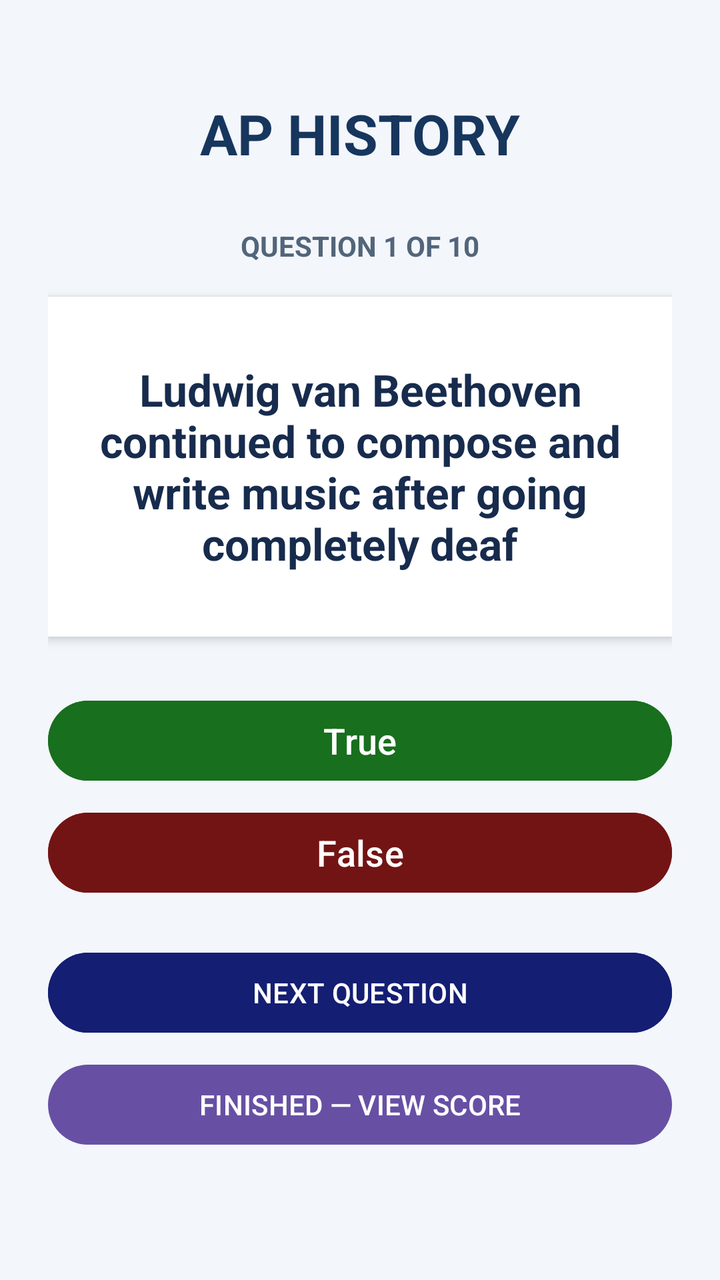
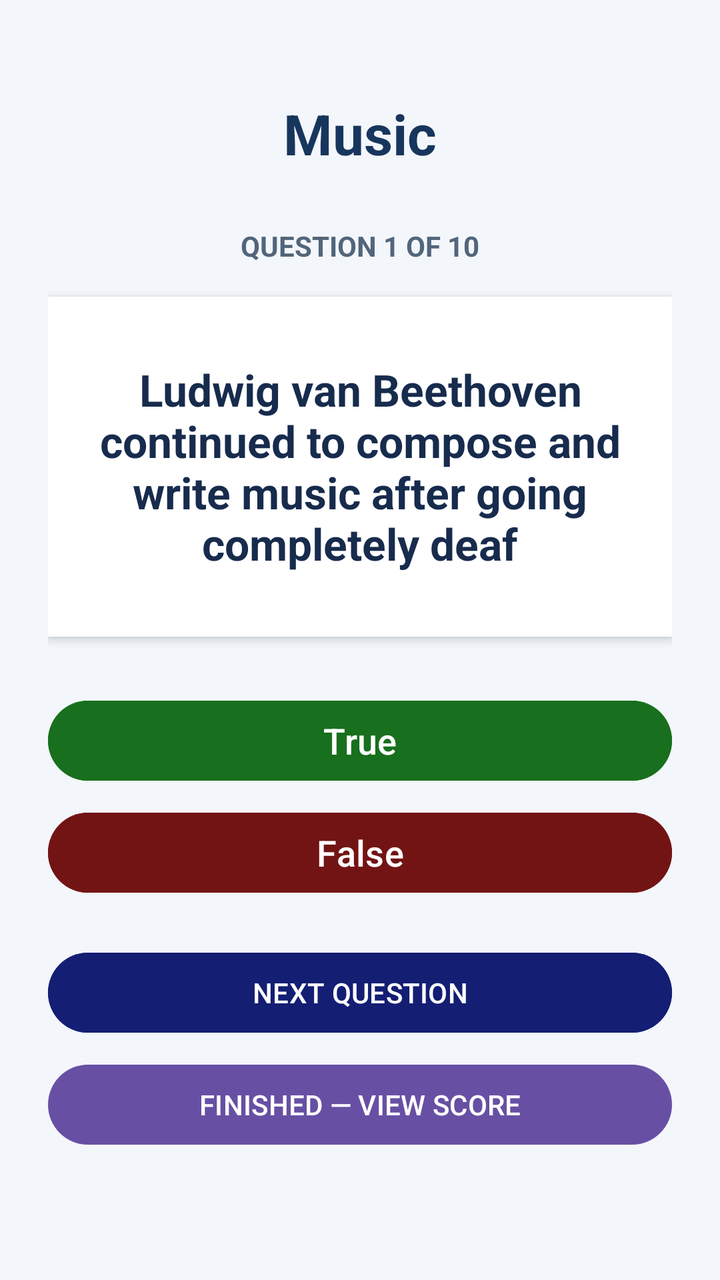

The first picture is an Android layout as it rendered before a commit; the second is the same layout after the commit. The layout source and the unified diff follow.
<!-- AndroidManifest.xml: application theme Theme.Quizzappp -->
<!-- res/layout/activity_main.xml -->
<?xml version="1.0" encoding="utf-8"?>
<LinearLayout xmlns:android="http://schemas.android.com/apk/res/android"
    android:layout_width="match_parent"
    android:layout_height="match_parent"
    android:orientation="vertical"
    android:gravity="center_horizontal"
    android:padding="24dp"
    android:background="#F3F6FB">

    <TextView
        android:layout_width="wrap_content"
        android:layout_height="wrap_content"
        android:layout_marginTop="24dp"
        android:text="@string/prompt_Header"
        android:textColor="#17365D"
        android:textSize="28sp"
        android:textStyle="bold" />

    <TextView
        android:id="@+id/questionNumberText"
        android:layout_width="wrap_content"
        android:layout_height="wrap_content"
        android:layout_marginTop="28dp"
        android:text="@string/num_QHeader"
        android:textColor="#52657A"
        android:textSize="14sp"
        android:textStyle="bold" />

    <TextView
        android:id="@+id/questionText"
        android:layout_width="match_parent"
        android:layout_height="wrap_content"
        android:layout_marginTop="16dp"
        android:background="#FFFFFF"
        android:elevation="3dp"
        android:gravity="center"
        android:minHeight="170dp"
        android:padding="24dp"
        android:text="@string/q_Beethoven"
        android:textColor="#172B4D"
        android:textSize="22sp"
        android:textStyle="bold" />

    <Button
        android:id="@+id/trueButton"
        android:layout_width="match_parent"
        android:layout_height="wrap_content"
        android:layout_marginTop="28dp"
        android:backgroundTint="@color/green"
        android:text="@string/true_BTN"
        android:textSize="18sp" />

    <Button
        android:id="@+id/falseButton"
        android:layout_width="match_parent"
        android:layout_height="wrap_content"
        android:layout_marginTop="8dp"
        android:backgroundTint="@color/red"
        android:text="@string/false_BTN"
        android:textSize="18sp" />

    <Button
        android:id="@+id/nextButton"
        android:layout_width="match_parent"
        android:layout_height="wrap_content"
        android:backgroundTint="@color/blue"
        android:layout_marginTop="22dp"
        android:text="@string/next_Q" />

    <Button
        android:id="@+id/finishedButton"
        android:layout_width="match_parent"
        android:layout_height="wrap_content"
        android:layout_marginTop="8dp"

        android:text="@string/finish_BTN" />
</LinearLayout>
<!-- resources referenced by this layout -->
<resources>
  <color name="blue">#141E73</color>
  <color name="green">#186F1D</color>
  <color name="red">#731414</color>
  <string name="false_BTN">False</string>
  <string name="finish_BTN">FINISHED — VIEW SCORE</string>\
  <string name="next_Q">NEXT QUESTION</string>
  <string name="num_QHeader">QUESTION 1 OF 10</string>
  <string name="prompt_Header">AP HISTORY</string>
  <string name="q_Beethoven">Ludwig van Beethoven continued to compose and write music after going completely deaf</string>
  <string name="true_BTN">True</string>
  <style name="Theme.Quizzappp" parent="Base.Theme.Quizzappp" />
  <style name="Base.Theme.Quizzappp" parent="Theme.Material3.DayNight.NoActionBar">
          
          
      </style>
</resources>

<!-- the commit's change to res/layout/activity_main.xml (unified diff, before → after) -->
@@ -72,6 +72,5 @@
         android:layout_width="match_parent"
         android:layout_height="wrap_content"
         android:layout_marginTop="8dp"
-
         android:text="@string/finish_BTN" />
 </LinearLayout>
<!-- resource entries referenced after the edit -->
@@ -3,13 +3,13 @@
   <color name="blue">#141E73</color>
   <color name="green">#186F1D</color>
   <color name="red">#731414</color>
-  <string name="false_BTN">False</string>
-  <string name="finish_BTN">FINISHED — VIEW SCORE</string>\
-  <string name="next_Q">NEXT QUESTION</string>
-  <string name="num_QHeader">QUESTION 1 OF 10</string>
-  <string name="prompt_Header">AP HISTORY</string>
-  <string name="q_Beethoven">Ludwig van Beethoven continued to compose and write music after going completely deaf</string>
-  <string name="true_BTN">True</string>
+  <string name="false_BTN">错误</string>
+  <string name="finish_BTN">完成 — 查看分数</string>
+  <string name="next_Q">下一题</string>
+  <string name="num_QHeader">第 1 题（共 10 题）</string>
+  <string name="prompt_Header">音乐</string>
+  <string name="q_Beethoven">路德维希·凡·美多芬在完全失聪后仍继续创作音乐</string>
+  <string name="true_BTN">正确</string>
   <style name="Theme.Quizzappp" parent="Base.Theme.Quizzappp" />
   <style name="Base.Theme.Quizzappp" parent="Theme.Material3.DayNight.NoActionBar">
           
